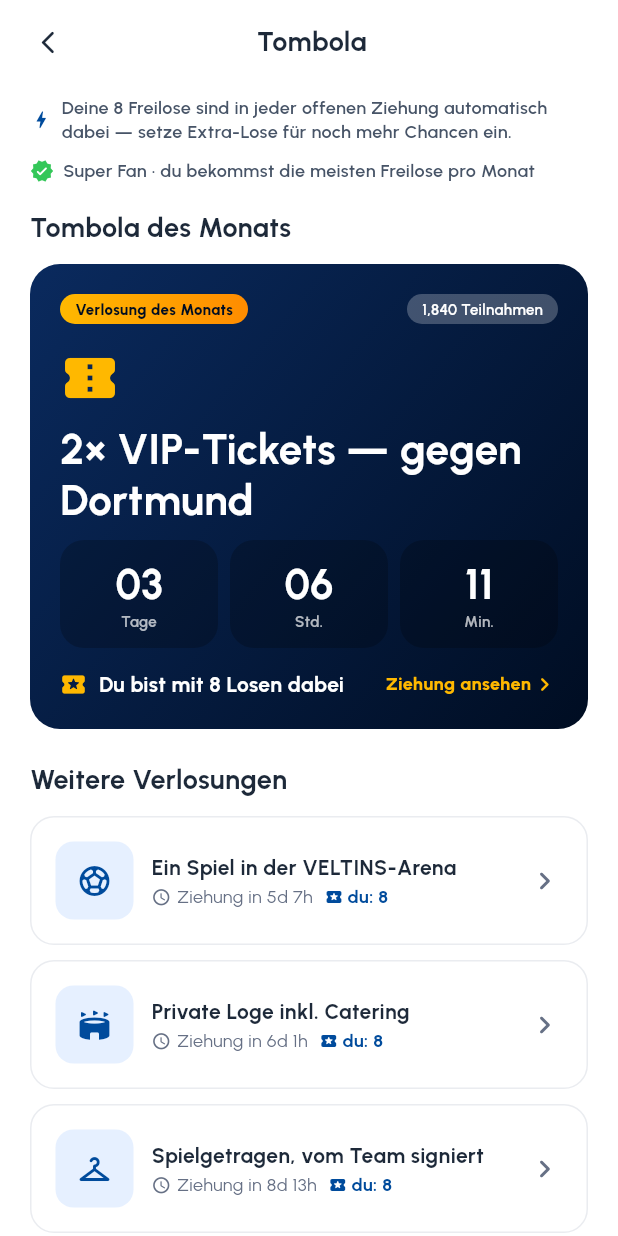
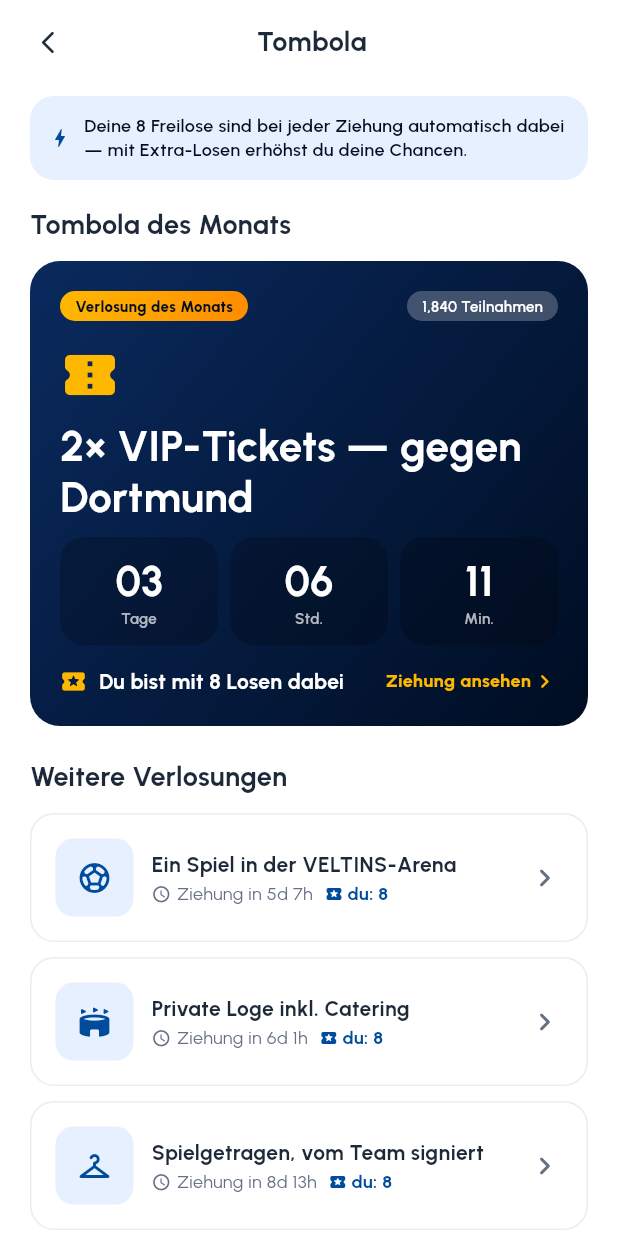
Before and after one commit to COREVIONLABS/EMBAapp-native, a Flutter app: the GewinnenScreen screen opened directly, after a tap on "Glücksrad", after a tap on "Rubbellos", after a tap on "Verlosung des Monats", on a phone screen of 412 x 824 dp. Run offline on Flutter 3.47's test engine with Material 3 defaults, Android fonts, the phone set to English and light mode, and no system bars; our stand-ins replace flutter_svg.

Commit message:
Declutter tab headers, Earn, Tombola, Fan+ & matchday
Trim oversized top boxes and repetition across several screens:

- Redeem & Prizes: drop the big gradient balance hero — the balance
  already lives in the header chip, so it isn't shown twice. Prizes now
  carries the same compact points chip as the other tabs.
- Fan+ (subscribed): the active-membership card is now a compact
  horizontal card (tier + status inline, perks on one line, manage on
  the right) instead of a tall centred hero.
- Earn: remove the top search field and lead with action — daily
  actions and active challenges now sit right under the weekly goal,
  above the sponsor/vote promo cards.
- Tombola: consolidate the two stacked status lines into a single
  compact line (free lots + one-tap upgrade when not top tier).
- Fan votes: slim the tall hero into a compact one-row header.
- Home matchday: drop the redundant "predict the score" strip from the
  next-match card and tighten it.

Co-Authored-By: Claude Opus 4.8 <noreply@anthropic.com>
Claude-Session: https://claude.ai/code/session_0138H2TPm9wvb2D54WvCY8tL

```diff
--- a/lib/l10n/strings.dart
+++ b/lib/l10n/strings.dart
@@ -1676,6 +1676,9 @@ const Map<String, String> _de = {
   '7 days free': '7 Tage gratis',
   'Choose your plan': 'Tarif wählen',
   'for': 'für',
+  'Your {n} free lots auto-enter every draw — add extra lots for even more chances.': 'Deine {n} Freilose sind bei jeder Ziehung automatisch dabei — mit Extra-Losen erhöhst du deine Chancen.',
+  'Your {n} free lots auto-enter every draw — a higher membership gets you more.': 'Deine {n} Freilose sind bei jeder Ziehung automatisch dabei — mit höherer Mitgliedschaft gibt es mehr.',
+  'Predict · +50': 'Tippen · +50',
 
   // ── Experiences as tombola prizes ──────────────────────────
   'Enter tombola to win': 'An der Tombola teilnehmen',
--- a/lib/screens/gewinnen_screen.dart
+++ b/lib/screens/gewinnen_screen.dart
@@ -30,47 +30,28 @@ class GewinnenScreen extends StatelessWidget {
   void _push(BuildContext context, Widget s) =>
       Navigator.of(context).push(MaterialPageRoute(builder: (_) => s));
 
-  // Top hero — same shape as the Redeem intro: a brand-gradient header with a
-  // headline stat (free lots this month) and the two ways to win below.
-  Widget _hero() {
-    return Container(
-      clipBehavior: Clip.antiAlias,
-      decoration: BoxDecoration(borderRadius: BorderRadius.circular(AppRadii.card)),
-      child: Column(crossAxisAlignment: CrossAxisAlignment.stretch, children: [
-        Container(
-          padding: const EdgeInsets.fromLTRB(18, 18, 18, 16),
-          decoration: const BoxDecoration(gradient: LinearGradient(begin: Alignment.topLeft, end: Alignment.bottomRight, colors: AppColors.pointsGradient)),
-          child: Column(crossAxisAlignment: CrossAxisAlignment.start, children: [
-            Text(tr('Play & win'), style: AppText.label1.copyWith(color: Colors.white)),
-            const SizedBox(height: 4),
-            Text(tr('Play along and win real experiences.'), style: AppText.body3.copyWith(color: Colors.white70)),
-            const SizedBox(height: 14),
-            ValueListenableBuilder<int>(
-              valueListenable: pointsNotifier,
-              builder: (context, _, __) => Row(children: [
-                const Icon(Icons.hexagon_rounded, size: 18, color: AppColors.gold),
-                const SizedBox(width: 6),
-                Text(FanModel.pointsFormatted, style: AppText.h4.copyWith(color: Colors.white, fontSize: 26)),
-                const SizedBox(width: 6),
-                Padding(padding: const EdgeInsets.only(top: 4), child: Text('${tr('points')} · ${tr('≈')} ${FanModel.balanceEuro}', style: AppText.body3.copyWith(color: Colors.white70))),
-              ]),
-            ),
-          ]),
-        ),
-      ]),
-    );
-  }
+  // Compact balance chip for the tab header (same as Redeem / Fan+) — the
+  // balance is shown once here, not repeated in a big hero box below.
+  Widget _pointsChip() => Container(
+        padding: const EdgeInsets.symmetric(horizontal: 10, vertical: 6),
+        decoration: BoxDecoration(color: AppColors.brandLightest, borderRadius: BorderRadius.circular(999)),
+        child: Row(mainAxisSize: MainAxisSize.min, children: [
+          const Icon(Icons.hexagon_rounded, size: 14, color: AppColors.brandPrimary),
+          const SizedBox(width: 5),
+          ValueListenableBuilder<int>(
+            valueListenable: pointsNotifier,
+            builder: (_, __, ___) => Text(FanModel.pointsFormatted, style: AppText.caption1.copyWith(color: AppColors.brandPrimary, fontWeight: FontWeight.w800)),
+          ),
+        ]),
+      );
 
   @override
   Widget build(BuildContext context) {
     return SubScaffold(
       title: tr('Prizes'),
       showBack: false,
+      trailing: _pointsChip(),
       children: [
-        // ── Hero — mirrors the Redeem intro: gradient header + live balance ──
-        _hero(),
-        const SizedBox(height: 22),
-
         // ══ BLOCK ① Play today — the daily retention hook, top & prominent ══
         AnimatedBuilder(
           animation: dailyGames,
--- a/lib/screens/raffles_screen.dart
+++ b/lib/screens/raffles_screen.dart
@@ -123,46 +123,28 @@ class _RafflesScreenState extends State<RafflesScreen> {
       builder: (context, _) => SubScaffold(
         title: tr('Tombola'),
         children: [
-          if (_freeLots == 0)
+          // One compact status line: your free lots + (unless top tier) a
+          // one-tap upgrade shortcut — instead of two stacked info rows.
           Tappable(
             scale: 0.99,
-              onTap: () => Navigator.of(context).push(MaterialPageRoute(builder: (_) => const SubscriptionScreen())),
+            onTap: _topTier ? null : () => Navigator.of(context).push(MaterialPageRoute(builder: (_) => const SubscriptionScreen())),
             child: Container(
               padding: const EdgeInsets.all(12),
               decoration: BoxDecoration(color: AppColors.brandLightest, borderRadius: BorderRadius.circular(AppRadii.tile)),
               child: Row(children: [
-                  Icon(Icons.info_outline_rounded, size: 16, color: AppColors.brandPrimary),
+                Icon(_freeLots == 0 ? Icons.info_outline_rounded : Icons.bolt_rounded, size: 16, color: AppColors.brandPrimary),
                 const SizedBox(width: 8),
-                  Expanded(child: Text(tr('You have no free lots yet — become a member to enter every draw, or add a lot for points below.'), style: AppText.body3.copyWith(color: AppColors.onAccent, fontWeight: FontWeight.w600))),
-                  Icon(Icons.chevron_right_rounded, size: 18, color: AppColors.brandPrimary),
+                Expanded(child: Text(
+                  _freeLots == 0
+                      ? tr('You have no free lots yet — become a member to enter every draw, or add a lot for points below.')
+                      : _topTier
+                          ? trp('Your {n} free lots auto-enter every draw — add extra lots for even more chances.', n: '$_freeLots')
+                          : trp('Your {n} free lots auto-enter every draw — a higher membership gets you more.', n: '$_freeLots'),
+                  style: AppText.body3.copyWith(color: AppColors.onAccent, fontWeight: FontWeight.w600))),
+                if (!_topTier) Icon(Icons.chevron_right_rounded, size: 18, color: AppColors.brandPrimary),
               ]),
             ),
-            )
-          else
-            Row(children: [
-              Icon(Icons.bolt_rounded, size: 15, color: AppColors.brandPrimary),
-              const SizedBox(width: 6),
-              Expanded(child: Text(trp('Your {n} free lots enter every open draw automatically — add extra lots for even more chances.', n: '$_freeLots'),
-                  style: AppText.body3.copyWith(color: AppColors.textNormal, fontWeight: FontWeight.w600))),
-            ]),
-          const SizedBox(height: 10),
-          if (!_topTier)
-            Tappable(
-              scale: 0.99,
-              onTap: () => Navigator.of(context).push(MaterialPageRoute(builder: (_) => const SubscriptionScreen())),
-              child: Row(children: [
-                Icon(Icons.arrow_circle_up_rounded, size: 16, color: AppColors.brandPrimary),
-                const SizedBox(width: 6),
-                Expanded(child: Text(tr('Higher membership = more free lots every month'), style: AppText.body3.copyWith(color: AppColors.brandPrimary, fontWeight: FontWeight.w700))),
-                Icon(Icons.chevron_right_rounded, size: 18, color: AppColors.brandPrimary),
-              ]),
-            )
-          else
-            Row(children: [
-              Icon(Icons.verified_rounded, size: 16, color: AppColors.success),
-              const SizedBox(width: 6),
-              Expanded(child: Text('${tr(tierNotifier.value)} · ${tr('you get the most free lots every month')}', style: AppText.body3.copyWith(color: AppColors.textNormal, fontWeight: FontWeight.w600))),
-            ]),
+          ),
           const SizedBox(height: 18),
           Text(tr('Tombola of the month'), style: AppText.label1),
           const SizedBox(height: 12),
```
Also changed, not shown: lib/screens/earn_points_screen.dart (+37 -43 lines), lib/screens/fan_polls_screen.dart (+10 -12 lines), lib/screens/fanplus_screen.dart (+27 -28 lines), lib/screens/home_matchday.dart (+2 -12 lines), lib/screens/redeem_screen.dart (+0 -31 lines). Lines whose indentation alone changed are shown as unchanged.
